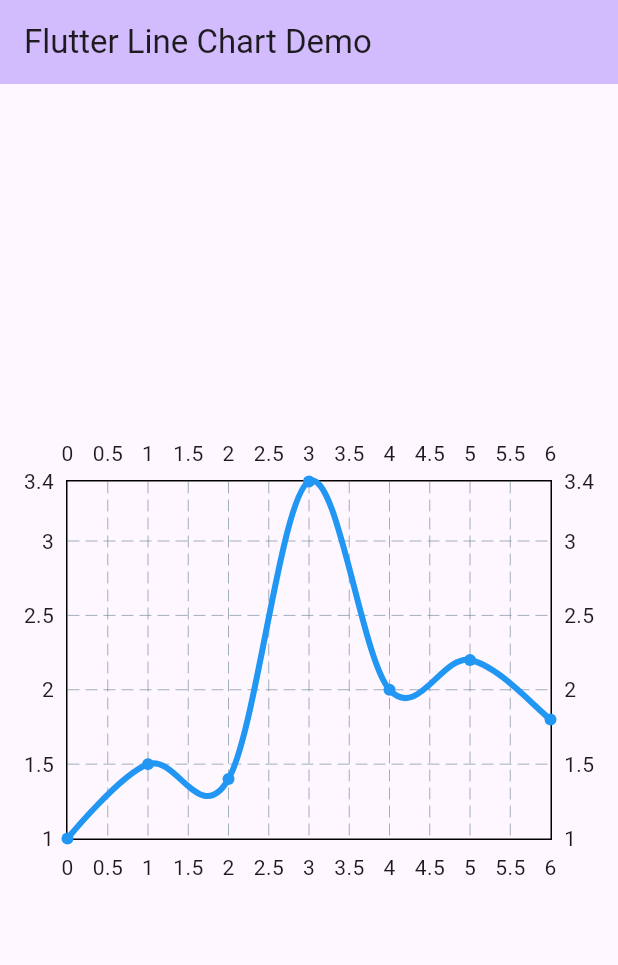
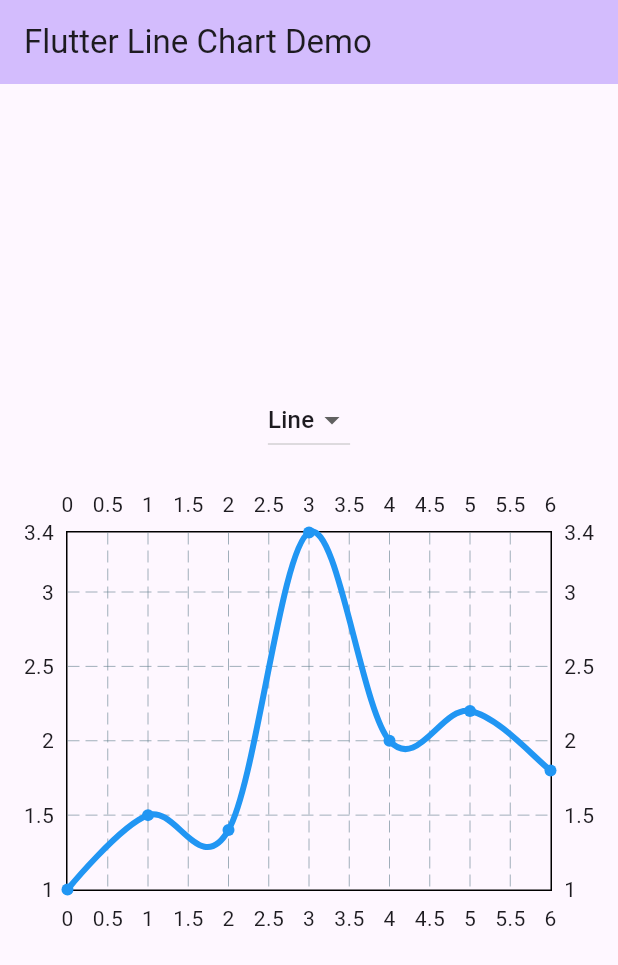
Before and after one commit to marcsaffold17/GetFitApp, a Flutter app: the screen it shows after launch, on a phone screen of 412 x 824 dp. Shown: the top 965 px of the screen. Run offline on Flutter 3.47's test engine with Material 3 defaults, Android fonts, the phone set to English and light mode, and no system bars; drawn by our look-alikes of fl_chart.

Commit message:
updated app so it can switch between displaying a bar and line graph

```diff
--- a/get_fit_app/lib/main.dart
+++ b/get_fit_app/lib/main.dart
@@ -55,22 +55,96 @@ class LineChartSample extends StatelessWidget {
   }
 }
 
-class MyHomePage extends StatelessWidget {
+class BarChartSample extends StatelessWidget {
+  const BarChartSample({super.key});
+
+  @override
+  Widget build(BuildContext context) {
+    return SizedBox(
+      height: 300,
+      child: BarChart(
+        BarChartData(
+          barGroups: [
+            BarChartGroupData(
+              x: 0,
+              barRods: [BarChartRodData(toY: 1, color: Colors.blue)],
+            ),
+            BarChartGroupData(
+              x: 1,
+              barRods: [BarChartRodData(toY: 1.5, color: Colors.blue)],
+            ),
+            BarChartGroupData(
+              x: 2,
+              barRods: [BarChartRodData(toY: 1.4, color: Colors.blue)],
+            ),
+            BarChartGroupData(
+              x: 3,
+              barRods: [BarChartRodData(toY: 3.4, color: Colors.blue)],
+            ),
+            BarChartGroupData(
+              x: 4,
+              barRods: [BarChartRodData(toY: 2, color: Colors.blue)],
+            ),
+            BarChartGroupData(
+              x: 5,
+              barRods: [BarChartRodData(toY: 2.2, color: Colors.blue)],
+            ),
+            BarChartGroupData(
+              x: 6,
+              barRods: [BarChartRodData(toY: 1.8, color: Colors.blue)],
+            ),
+          ],
+        ),
+      ),
+    );
+  }
+}
+
+class MyHomePage extends StatefulWidget {
   const MyHomePage({super.key, required this.title});
 
   final String title;
+
+  @override
+  State<MyHomePage> createState() => _MyHomePageState();
+}
+
+class _MyHomePageState extends State<MyHomePage> {
+  String _selectedChart = 'Line';
 
   @override
   Widget build(BuildContext context) {
     return Scaffold(
       appBar: AppBar(
         backgroundColor: Theme.of(context).colorScheme.inversePrimary,
-        title: Text(title),
+        title: Text(widget.title),
       ),
       body: Center(
         child: Column(
           mainAxisAlignment: MainAxisAlignment.center,
-          children: const <Widget>[LineChartSample()],
+          children: <Widget>[
+            DropdownButton<String>(
+              value: _selectedChart,
+              onChanged: (String? newValue) {
+                setState(() {
+                  _selectedChart = newValue!;
+                });
+              },
+              items:
+                  <String>['Line', 'Bar'].map<DropdownMenuItem<String>>((
+                    String value,
+                  ) {
+                    return DropdownMenuItem<String>(
+                      value: value,
+                      child: Text(value),
+                    );
+                  }).toList(),
+            ),
+            const SizedBox(height: 20),
+            _selectedChart == 'Line'
+                ? const LineChartSample()
+                : const BarChartSample(),
+          ],
         ),
       ),
     );
```
